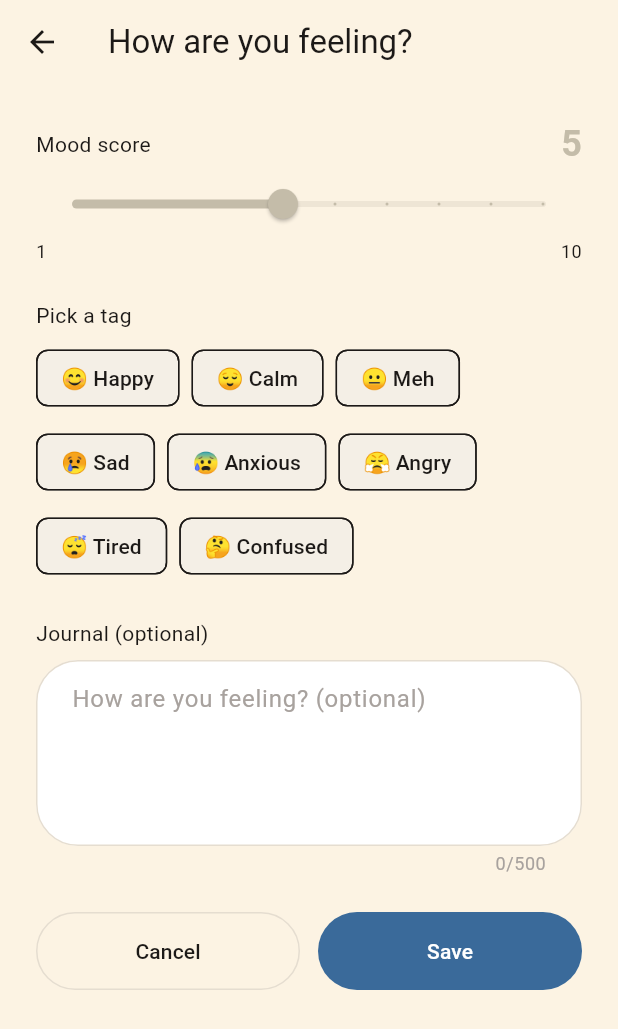
After one commit to thecodeworm/mindbridge, a Flutter app: the screen it shows once a user with an empty profile is signed in, after a tap on an icon or button, on a phone screen of 412 x 824 dp. The commit adds this screen. Shown: the top 1029 px of the screen. Run offline on Flutter 3.47's test engine with Material 3 defaults, Android fonts, the phone set to English and light mode, and no system bars; our stand-ins replace flutter_secure_storage, flutter_svg, supabase_flutter; accounts and stored records are empty.

Commit message:
feat(mobile): add mood logging — service, log screen, home CTA navigation

```diff
--- a/apps/mobile/lib/features/home/home_screen.dart
+++ b/apps/mobile/lib/features/home/home_screen.dart
@@ -1,6 +1,7 @@
 import 'package:flutter/material.dart';
 import 'package:supabase_flutter/supabase_flutter.dart';
 import '../auth/auth_service.dart';
+import '../mood/mood_log_screen.dart';
 
 class HomeScreen extends StatelessWidget {
   const HomeScreen({super.key});
@@ -13,8 +14,11 @@ class HomeScreen extends StatelessWidget {
 
     return Scaffold(
       body: Center(
+        child: Padding(
+          padding: const EdgeInsets.symmetric(horizontal: 24),
           child: Column(
             mainAxisSize: MainAxisSize.min,
+            crossAxisAlignment: CrossAxisAlignment.stretch,
             children: [
               Text(
                 'Welcome, $displayName',
@@ -22,12 +26,21 @@ class HomeScreen extends StatelessWidget {
               ),
               const SizedBox(height: 16),
               FilledButton(
+                onPressed: () => Navigator.push(
+                  context,
+                  MaterialPageRoute(builder: (_) => const MoodLogScreen()),
+                ),
+                child: const Text('Log today\'s mood'),
+              ),
+              const SizedBox(height: 8),
+              OutlinedButton(
                 onPressed: () => authService.signOut(),
                 child: const Text('Log out'),
               ),
             ],
           ),
         ),
+      ),
     );
   }
 }
--- /dev/null
+++ b/apps/mobile/lib/features/mood/mood_log_screen.dart
@@ -0,0 +1,219 @@
+import 'package:flutter/material.dart';
+import 'package:supabase_flutter/supabase_flutter.dart';
+import 'mood_log_service.dart';
+
+// Mood scale color stops — matches CLAUDE.md § Mood Scale Stops and MoodLogPage.tsx
+const _kMoodStops = [
+  (1.0, Color(0xFF7C8BA8)),
+  (3.0, Color(0xFF96A9C1)),
+  (5.0, Color(0xFFC4BCA9)),
+  (7.0, Color(0xFFDFB05E)),
+  (10.0, Color(0xFFDD955A)),
+];
+
+Color _moodColor(double score) {
+  for (int i = _kMoodStops.length - 1; i >= 0; i--) {
+    if (score >= _kMoodStops[i].$1) {
+      if (i == _kMoodStops.length - 1) return _kMoodStops[i].$2;
+      final lo = _kMoodStops[i];
+      final hi = _kMoodStops[i + 1];
+      final t = (score - lo.$1) / (hi.$1 - lo.$1);
+      return Color.lerp(lo.$2, hi.$2, t)!;
+    }
+  }
+  return _kMoodStops[0].$2;
+}
+
+class MoodLogScreen extends StatefulWidget {
+  const MoodLogScreen({super.key});
+
+  @override
+  State<MoodLogScreen> createState() => _MoodLogScreenState();
+}
+
+class _MoodLogScreenState extends State<MoodLogScreen> {
+  final _service = MoodLogService(Supabase.instance.client);
+  final _journalController = TextEditingController();
+
+  double _score = 5;
+  String? _tag;
+  String? _error;
+  bool _submitting = false;
+
+  @override
+  void dispose() {
+    _journalController.dispose();
+    super.dispose();
+  }
+
+  Future<void> _submit() async {
+    if (_tag == null) {
+      setState(() => _error = 'Pick a mood tag before submitting.');
+      return;
+    }
+
+    final userId = Supabase.instance.client.auth.currentUser?.id;
+    if (userId == null) return;
+
+    setState(() {
+      _submitting = true;
+      _error = null;
+    });
+
+    final result = await _service.logMood(
+      userId: userId,
+      moodScore: _score.round(),
+      moodTag: _tag!,
+    );
+
+    if (!mounted) return;
+
+    if (result.error != null || result.moodLogId == null) {
+      setState(() {
+        _submitting = false;
+        _error = result.error ?? 'Something went wrong.';
+      });
+      return;
+    }
+
+    final journal = _journalController.text.trim();
+    if (journal.isNotEmpty) {
+      final journalError = await _service.addJournalEntry(
+        moodLogId: result.moodLogId!,
+        userId: userId,
+        body: journal,
+      );
+      if (!mounted) return;
+      if (journalError != null) {
+        setState(() {
+          _submitting = false;
+          _error = journalError;
+        });
+        return;
+      }
+    }
+
+    if (mounted) Navigator.pop(context);
+  }
+
+  @override
+  Widget build(BuildContext context) {
+    final color = _moodColor(_score);
+    final cs = Theme.of(context).colorScheme;
+    final tt = Theme.of(context).textTheme;
+
+    return Scaffold(
+      appBar: AppBar(
+        title: const Text('How are you feeling?'),
+        backgroundColor: Theme.of(context).scaffoldBackgroundColor,
+        elevation: 0,
+        foregroundColor: cs.onSurface,
+      ),
+      body: SingleChildScrollView(
+        padding: const EdgeInsets.all(24),
+        child: Column(
+          crossAxisAlignment: CrossAxisAlignment.stretch,
+          children: [
+            if (_error != null) ...[
+              Container(
+                padding: const EdgeInsets.symmetric(horizontal: 12, vertical: 8),
+                decoration: BoxDecoration(
+                  color: cs.errorContainer,
+                  borderRadius: BorderRadius.circular(8),
+                ),
+                child: Text(_error!, style: TextStyle(color: cs.error, fontSize: 14)),
+              ),
+              const SizedBox(height: 16),
+            ],
+
+            // Score
+            Row(
+              mainAxisAlignment: MainAxisAlignment.spaceBetween,
+              children: [
+                Text('Mood score', style: tt.bodyMedium),
+                Text(
+                  '${_score.round()}',
+                  style: tt.headlineSmall?.copyWith(
+                    color: color,
+                    fontWeight: FontWeight.bold,
+                  ),
+                ),
+              ],
+            ),
+            Slider(
+              value: _score,
+              min: 1,
+              max: 10,
+              divisions: 9,
+              activeColor: color,
+              inactiveColor: color.withValues(alpha: 0.25),
+              onChanged: (v) => setState(() => _score = v),
+            ),
+            Row(
+              mainAxisAlignment: MainAxisAlignment.spaceBetween,
+              children: [
+                Text('1', style: tt.bodySmall),
+                Text('10', style: tt.bodySmall),
+              ],
+            ),
+            const SizedBox(height: 24),
+
+            // Tag picker
+            Text('Pick a tag', style: tt.bodyMedium),
+            const SizedBox(height: 8),
+            Wrap(
+              spacing: 8,
+              runSpacing: 8,
+              children: kMoodTags.map((t) {
+                final selected = _tag == t['value'];
+                return FilterChip(
+                  label: Text('${t['emoji']} ${t['label']}'),
+                  selected: selected,
+                  onSelected: (_) => setState(() => _tag = t['value']),
+                  selectedColor: cs.primaryContainer,
+                  checkmarkColor: cs.primary,
+                  labelStyle: TextStyle(
+                    color: selected ? cs.primary : cs.onSurface,
+                  ),
+                );
+              }).toList(),
+            ),
+            const SizedBox(height: 24),
+
+            // Journal
+            Text('Journal (optional)', style: tt.bodyMedium),
+            const SizedBox(height: 8),
+            TextField(
+              controller: _journalController,
+              maxLines: 4,
+              maxLength: 500,
+              decoration: const InputDecoration(
+                hintText: 'How are you feeling? (optional)',
+              ),
+            ),
+            const SizedBox(height: 24),
+
+            // Actions
+            Row(
+              children: [
+                Expanded(
+                  child: OutlinedButton(
+                    onPressed: _submitting ? null : () => Navigator.pop(context),
+                    child: const Text('Cancel'),
+                  ),
+                ),
+                const SizedBox(width: 12),
+                Expanded(
+                  child: FilledButton(
+                    onPressed: _submitting ? null : _submit,
+                    child: Text(_submitting ? 'Saving…' : 'Save'),
+                  ),
+                ),
+              ],
+            ),
+          ],
+        ),
+      ),
+    );
+  }
+}
--- /dev/null
+++ b/apps/mobile/lib/features/mood/mood_log_service.dart
@@ -0,0 +1,50 @@
+import 'package:supabase_flutter/supabase_flutter.dart';
+
+const kMoodTags = [
+  {'value': 'happy',    'emoji': '😊', 'label': 'Happy'},
+  {'value': 'calm',     'emoji': '😌', 'label': 'Calm'},
+  {'value': 'meh',      'emoji': '😐', 'label': 'Meh'},
+  {'value': 'sad',      'emoji': '😢', 'label': 'Sad'},
+  {'value': 'anxious',  'emoji': '😰', 'label': 'Anxious'},
+  {'value': 'angry',    'emoji': '😤', 'label': 'Angry'},
+  {'value': 'tired',    'emoji': '😴', 'label': 'Tired'},
+  {'value': 'confused', 'emoji': '🤔', 'label': 'Confused'},
+];
+
+class MoodLogService {
+  MoodLogService(this._client);
+
+  final SupabaseClient _client;
+
+  Future<({String? moodLogId, String? error})> logMood({
+    required String userId,
+    required int moodScore,
+    required String moodTag,
+  }) async {
+    try {
+      final data = await _client
+          .from('mood_logs')
+          .insert({'user_id': userId, 'mood_score': moodScore, 'mood_tag': moodTag})
+          .select('id')
+          .single();
+      return (moodLogId: data['id'] as String, error: null);
+    } on PostgrestException catch (e) {
+      return (moodLogId: null, error: e.message);
+    }
+  }
+
+  Future<String?> addJournalEntry({
+    required String moodLogId,
+    required String userId,
+    required String body,
+  }) async {
+    try {
+      await _client
+          .from('journal_entries')
+          .insert({'mood_log_id': moodLogId, 'user_id': userId, 'body': body});
+      return null;
+    } on PostgrestException catch (e) {
+      return e.message;
+    }
+  }
+}
```
Lines whose indentation alone changed are shown as unchanged.
